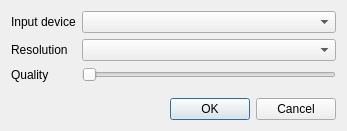
This is projects/videoclient/src/video/videosettingswidget.ui in mfreiholz/ts3video as Qt 5 draws it before an edit. The edited form follows.
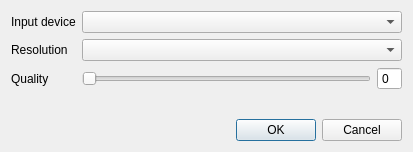
This is the edited form.

What changed in the file:
```diff
--- a/projects/videoclient/src/video/videosettingswidget.ui
+++ b/projects/videoclient/src/video/videosettingswidget.ui
@@ -6,8 +6,8 @@
    <rect>
     <x>0</x>
     <y>0</y>
-    <width>347</width>
-    <height>131</height>
+    <width>413</width>
+    <height>152</height>
    </rect>
   </property>
   <property name="windowTitle">
@@ -44,11 +44,25 @@
       </widget>
      </item>
      <item row="2" column="1">
-      <widget class="QSlider" name="quality">
-       <property name="orientation">
-        <enum>Qt::Horizontal</enum>
-       </property>
-      </widget>
+      <layout class="QHBoxLayout" name="horizontalLayout_2">
+       <item>
+        <widget class="QSlider" name="quality">
+         <property name="orientation">
+          <enum>Qt::Horizontal</enum>
+         </property>
+        </widget>
+       </item>
+       <item>
+        <widget class="QSpinBox" name="qualityValue">
+         <property name="readOnly">
+          <bool>true</bool>
+         </property>
+         <property name="buttonSymbols">
+          <enum>QAbstractSpinBox::NoButtons</enum>
+         </property>
+        </widget>
+       </item>
+      </layout>
      </item>
     </layout>
    </item>
```
Left out of the diff: 23 changed lines with no effect on the pictures.
